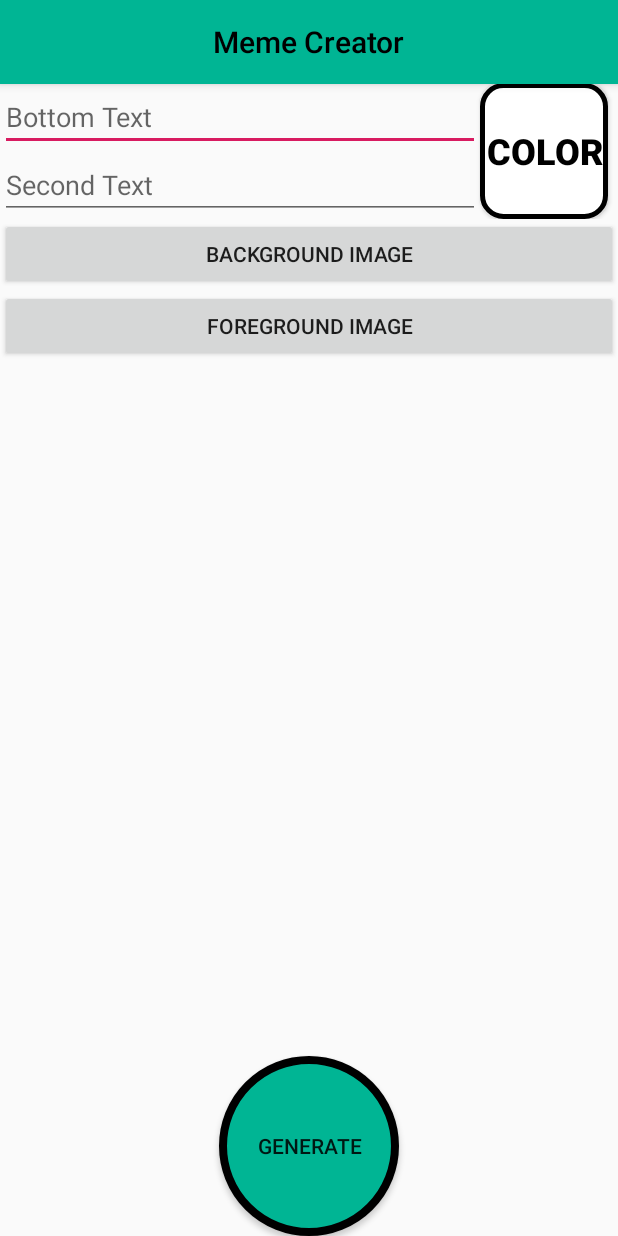
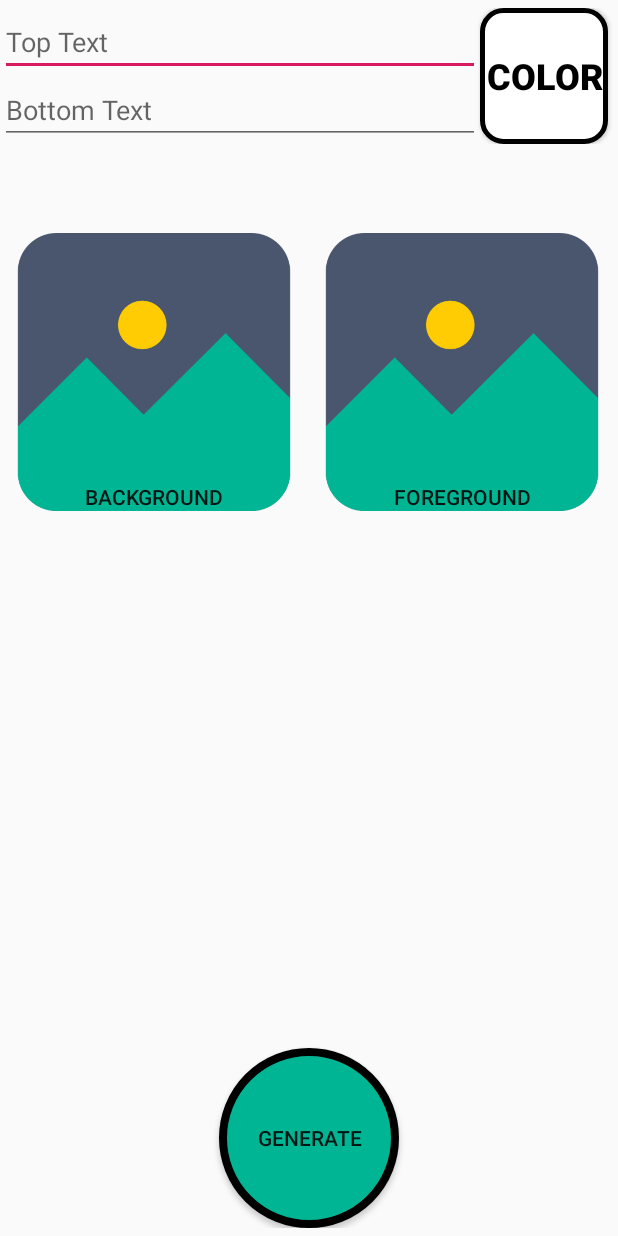
Before and after one commit to seppicapaul/Meme-Generator-Android-app, an Android app: the TwoImage screen opened directly, with no data from a screen before it, on a phone screen of 412 x 824 dp. Run offline under Robolectric (Android 15) with nearby library versions, the light colour scheme and no system bars.

Commit message:
Final Designs

```diff
--- a/app/src/main/java/ssu/softwarednd/spring19/androidlab2/OneImage.java
+++ b/app/src/main/java/ssu/softwarednd/spring19/androidlab2/OneImage.java
@@ -8,6 +8,8 @@ import android.view.View;
 import android.widget.Button;
 import android.widget.EditText;
 import android.widget.Toast;
+
+import com.squareup.picasso.Picasso;
 
 public class OneImage extends AppCompatActivity {
 
@@ -108,6 +110,7 @@ public class OneImage extends AppCompatActivity {
                 url = data.getStringExtra(Image.imgurl);
                 Toast.makeText(this, url, Toast.LENGTH_LONG).show();
             }
+            background_button.setBackgroundResource(R.drawable.selected);
         }
     }
 }
--- a/app/src/main/java/ssu/softwarednd/spring19/androidlab2/TwoImage.java
+++ b/app/src/main/java/ssu/softwarednd/spring19/androidlab2/TwoImage.java
@@ -99,12 +99,14 @@ public class TwoImage extends AppCompatActivity {
                 burl = data.getStringExtra(Image.imgurl);
                 Toast.makeText(this, burl, Toast.LENGTH_LONG).show();
             }
+            background_button.setBackgroundResource(R.drawable.selected);
         }
         else if (requestCode == fimage_return) {
             if (resultCode == RESULT_OK) {
                 furl = data.getStringExtra(Image.imgurl);
                 Toast.makeText(this, furl, Toast.LENGTH_LONG).show();
             }
+            foreground_button.setBackgroundResource(R.drawable.selected);
         }
     }
 }
--- a/app/src/main/res/layout/activity_background_image.xml
+++ b/app/src/main/res/layout/activity_background_image.xml
@@ -5,15 +5,12 @@
     android:layout_width="match_parent"
     android:layout_height="match_parent"
     tools:context=".Image">
-    <include
-        android:id="@+id/toolbar"
-        layout="@layout/toolbar"/>
+
 
     <EditText
         android:id="@+id/search_edit_text"
         android:layout_width="0dp"
         android:layout_height="wrap_content"
-        android:layout_marginTop="50dp"
         android:hint="image"
         android:inputType="text"
         app:layout_constraintEnd_toStartOf="@id/image_search_button"
@@ -24,7 +21,6 @@
         android:id="@+id/image_search_button"
         android:layout_width="wrap_content"
         android:layout_height="wrap_content"
-        android:layout_marginTop="50dp"
         android:text="Search!"
         app:layout_constraintEnd_toEndOf="parent"
         app:layout_constraintTop_toTopOf="parent" />
--- a/app/src/main/res/layout/activity_color_button.xml
+++ b/app/src/main/res/layout/activity_color_button.xml
@@ -6,9 +6,6 @@
     android:layout_height="match_parent"
     tools:context=".BackgroundImage">
 
-    <include
-        android:id="@+id/toolbar"
-        layout="@layout/toolbar"/>
 
     <TextView
         android:id="@+id/sample_text"
--- a/app/src/main/res/layout/activity_generate_button.xml
+++ b/app/src/main/res/layout/activity_generate_button.xml
@@ -6,9 +6,6 @@
     android:layout_height="match_parent"
     tools:context=".GenerateButton">
 
-    <include
-        android:id="@+id/toolbar"
-        layout="@layout/toolbar"/>
     <!--
     <TextView
         android:layout_width="wrap_content"
--- a/app/src/main/res/layout/activity_main.xml
+++ b/app/src/main/res/layout/activity_main.xml
@@ -25,7 +25,7 @@
         android:layout_width="250dp"
         android:layout_height="225dp"
         android:layout_margin="10dp"
-        android:background="@drawable/picture"
+        android:background="@drawable/image2copy"
         android:gravity="bottom|center" />
     <TextView
         android:layout_gravity="right"
@@ -40,7 +40,7 @@
         android:id="@+id/two_image"
         android:layout_width="250dp"
         android:layout_height="225dp"
-        android:background="@drawable/foreground"
+        android:background="@drawable/foreground2"
         android:layout_margin="10dp"
         android:gravity="bottom|center"
         />
--- a/app/src/main/res/layout/activity_second_text_button.xml
+++ b/app/src/main/res/layout/activity_second_text_button.xml
@@ -6,9 +6,6 @@
     android:layout_height="match_parent"
     tools:context=".SecondTextButton">
 
-    <include
-        android:id="@+id/toolbar"
-        layout="@layout/toolbar"/>
 
     <TextView
         android:layout_width="wrap_content"
--- a/app/src/main/res/layout/activity_selected_image.xml
+++ b/app/src/main/res/layout/activity_selected_image.xml
@@ -6,8 +6,5 @@
     android:layout_height="match_parent"
     tools:context=".SelectedImage">
 
-    <include
-        android:id="@+id/toolbar"
-        layout="@layout/toolbar"/>
 
 </android.support.constraint.ConstraintLayout>
--- a/app/src/main/res/layout/activity_text_button.xml
+++ b/app/src/main/res/layout/activity_text_button.xml
@@ -6,9 +6,6 @@
     android:layout_height="match_parent"
     tools:context=".TextButton">
 
-    <include
-        android:id="@+id/toolbar"
-        layout="@layout/toolbar"/>
 
     <TextView
         android:paddingTop="55dp"
--- a/app/src/main/res/layout/activity_two_image.xml
+++ b/app/src/main/res/layout/activity_two_image.xml
@@ -6,15 +6,12 @@
     android:layout_height="match_parent"
     tools:context=".TwoImage">
 
-    <include
-        android:id="@+id/toolbar"
-        layout="@layout/toolbar"/>
-
     <LinearLayout
         android:layout_width="fill_parent"
         android:layout_height="wrap_content"
         android:orientation="horizontal"
-        android:paddingTop="55dp"
+
+        android:paddingTop="5dp"
         tools:layout_editor_absoluteX="0dp"
         tools:layout_editor_absoluteY="0dp">
 
@@ -27,13 +24,13 @@
                 android:id="@+id/text_button"
                 android:layout_width="match_parent"
                 android:layout_height="wrap_content"
-                android:hint="Bottom Text"/>
+                android:hint="Top Text"/>
 
             <EditText
                 android:id="@+id/second_text_button"
                 android:layout_width="match_parent"
                 android:layout_height="wrap_content"
-                android:hint="@string/second_button_text" />
+                android:hint="Bottom Text" />
 
         </LinearLayout>
 
@@ -57,23 +54,38 @@
         tools:layout_editor_absoluteX="0dp"
         tools:layout_editor_absoluteY="0dp">
 
-        <Button
-            android:id="@+id/background_button"
+        <LinearLayout
             android:layout_width="match_parent"
             android:layout_height="wrap_content"
-            android:text="@string/background_button_text" />
+            android:orientation="horizontal">
 
-        <Button
-            android:id="@+id/foreground_button"
-            android:layout_width="match_parent"
-            android:layout_height="wrap_content"
-            android:text="@string/foreground_button_text" />
+                <Button
+                    android:id="@+id/background_button"
+                    android:layout_width="185dp"
+                    android:layout_height="185dp"
+                    android:layout_margin="10dp"
+                    android:background="@drawable/picture"
+                    android:gravity="bottom|center"
+                    android:text="Background" />
+
+
+
+            <Button
+                android:id="@+id/foreground_button"
+                android:layout_width="185dp"
+                android:layout_height="185dp"
+                android:layout_margin="10dp"
+                android:background="@drawable/picture"
+                android:gravity="bottom|center"
+                android:text="Foreground" />
+        </LinearLayout>
 
         <LinearLayout
             android:gravity="center|bottom"
             android:layout_weight="1"
             android:layout_width="match_parent"
             android:layout_height="0dip"
+            android:paddingBottom="5dp"
             android:orientation="vertical">
 
             <Button
```
Also changed, not shown: app/src/main/res/layout/activity_one_image.xml (+12 -8 lines), app/src/main/res/drawable/selected.png (added).
